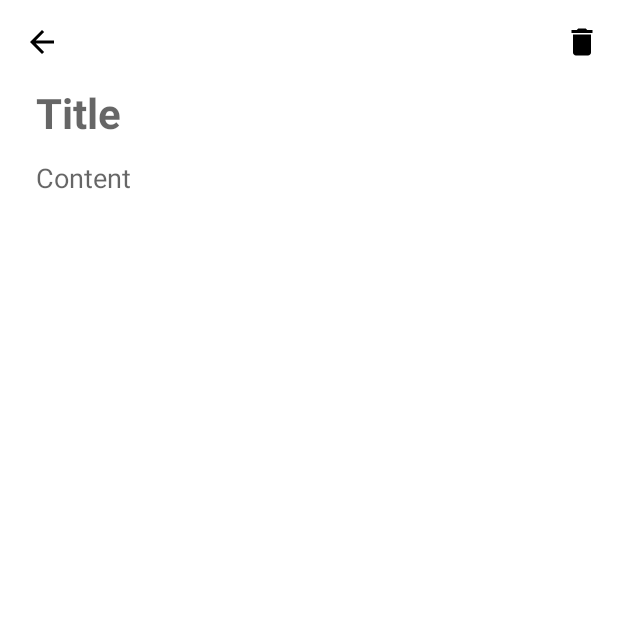
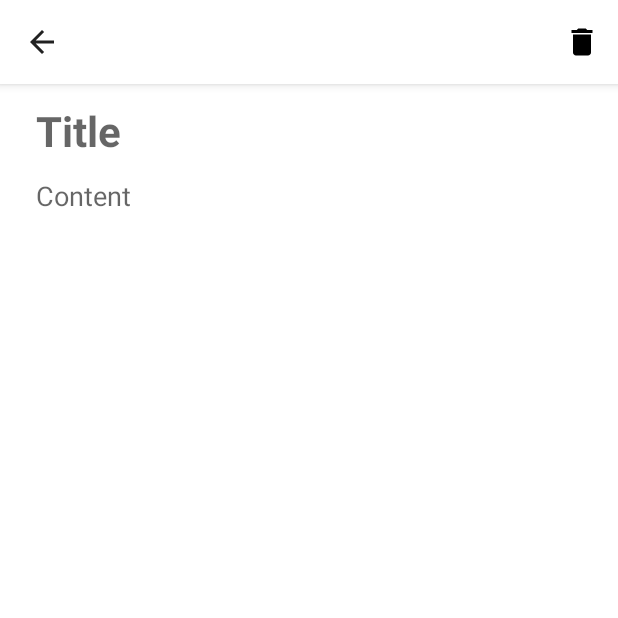
Before and after one commit to tytydraco/Illud, an Android app: the ViewMoreActivity screen opened directly, with no data from a screen before it, on a phone screen of 412 x 824 dp, the top half of it. Run offline under Robolectric (Android 15) with nearby library versions, the phone set to English and light mode, and no system bars.

Commit message:
Add toolbar back
Signed-off-by: tytydraco <tylernij@gmail.com>

```diff
--- a/app/src/main/java/com/draco/illud/activity/ViewMoreActivity.kt
+++ b/app/src/main/java/com/draco/illud/activity/ViewMoreActivity.kt
@@ -2,6 +2,8 @@ package com.draco.illud.activity
 
 import android.content.Context
 import android.os.Bundle
+import android.view.Menu
+import android.view.MenuItem
 import android.view.WindowManager
 import android.view.inputmethod.InputMethodManager
 import android.widget.EditText
@@ -16,7 +18,6 @@ class ViewMoreActivity : AppCompatActivity() {
     /* UI elements */
     private lateinit var label: EditText
     private lateinit var content: EditText
-    private lateinit var toolbar: Toolbar
 
     /* Internal */
     private var position = -1
@@ -27,6 +28,10 @@ class ViewMoreActivity : AppCompatActivity() {
         super.onCreate(savedInstanceState)
         setContentView(R.layout.view_more_activity)
 
+        /* Allow back button functionality */
+        supportActionBar!!.setDisplayHomeAsUpEnabled(true)
+
+        /* Don't put a title */
         title = ""
 
         val labelText = intent.getStringExtra("label")
@@ -35,28 +40,6 @@ class ViewMoreActivity : AppCompatActivity() {
         position = intent.getIntExtra("position", -1)
         label = findViewById(R.id.label)
         content = findViewById(R.id.content)
-        toolbar = findViewById(R.id.toolbar)
-        toolbar.inflateMenu(R.menu.menu_view_more)
-
-        /* Use proper menu */
-        toolbar.setNavigationOnClickListener {
-            onBackPressed()
-        }
-
-        /* Menu item actions */
-        toolbar.setOnMenuItemClickListener {
-            when (it.itemId) {
-                R.id.delete -> {
-                    if (position != -1)
-                        listItems.remove(position)
-
-                    deleted = true
-                    finish()
-                    true
-                }
-                else -> false
-            }
-        }
 
         /* Set the labels based on what was given to us */
         label.setText(labelText)
@@ -69,11 +52,38 @@ class ViewMoreActivity : AppCompatActivity() {
         }
     }
 
+    /* Setup the toolbar back button */
+    override fun onSupportNavigateUp(): Boolean {
+        onBackPressed()
+        return super.onNavigateUp()
+    }
+
+    /* Setup toolbar */
+    override fun onCreateOptionsMenu(menu: Menu?): Boolean {
+        menuInflater.inflate(R.menu.menu_view_more, menu)
+        return super.onCreateOptionsMenu(menu)
+    }
+
+    /* Setup toolbar menu actions */
+    override fun onOptionsItemSelected(item: MenuItem?): Boolean {
+        when (item!!.itemId) {
+            R.id.delete -> {
+                if (position != -1)
+                    listItems.remove(position)
+
+                deleted = true
+                finish()
+            }
+        }
+
+        return super.onOptionsItemSelected(item)
+    }
+
     /* Do not exit if label is not filled in */
     override fun onBackPressed() {
         /* Only if content is filled but label is blank */
         if (label.text.isBlank()) {
-            Snackbar.make(toolbar, "Label must not be blank.", Snackbar.LENGTH_SHORT)
+            Snackbar.make(content, "Label must not be blank.", Snackbar.LENGTH_SHORT)
                 .setAction("Dismiss") {}
                 .show()
 
--- a/app/src/main/res/layout/activity_main.xml
+++ b/app/src/main/res/layout/activity_main.xml
@@ -13,7 +13,7 @@
         android:layout_width="match_parent"
         android:layout_height="wrap_content"
         android:layout_above="@id/bottom_app_bar_coordinator"
-        android:paddingBottom="16dp"
+        android:paddingVertical="12dp"
         android:clipToPadding="false"
         android:layout_alignParentTop="true" />
 
--- a/app/src/main/res/layout/view_more_activity.xml
+++ b/app/src/main/res/layout/view_more_activity.xml
@@ -1,17 +1,9 @@
 <?xml version="1.0" encoding="utf-8"?>
 <RelativeLayout xmlns:android="http://schemas.android.com/apk/res/android"
     android:layout_width="match_parent"
-    android:layout_height="match_parent"
-    xmlns:app="http://schemas.android.com/apk/res-auto">
-
-    <androidx.appcompat.widget.Toolbar
-        android:layout_width="match_parent"
-        android:layout_height="wrap_content"
-        app:navigationIcon="@drawable/ic_arrow_back_black_24dp"
-        android:id="@+id/toolbar" />
+    android:layout_height="match_parent">
 
     <EditText
-        android:layout_below="@id/toolbar"
         android:layout_width="match_parent"
         android:layout_height="wrap_content"
         android:id="@+id/label"
@@ -19,7 +11,7 @@
         android:textSize="28sp"
         android:ellipsize="end"
         android:background="@color/colorPrimary"
-        android:paddingBottom="12dp"
+        android:paddingVertical="12dp"
         android:paddingHorizontal="24dp"
         android:textStyle="bold"
         android:hint="@string/hint_label"
--- a/app/src/main/res/values/styles.xml
+++ b/app/src/main/res/values/styles.xml
@@ -1,7 +1,7 @@
 <resources>
 
     <!-- Base application theme -->
-    <style name="AppTheme" parent="Theme.MaterialComponents.Light.NoActionBar">
+    <style name="AppTheme" parent="Theme.MaterialComponents.Light">
         <item name="colorPrimary">@color/colorPrimary</item>
         <item name="colorPrimaryDark">@color/colorPrimaryDark</item>
         <item name="colorAccent">@color/colorAccent</item>
```
